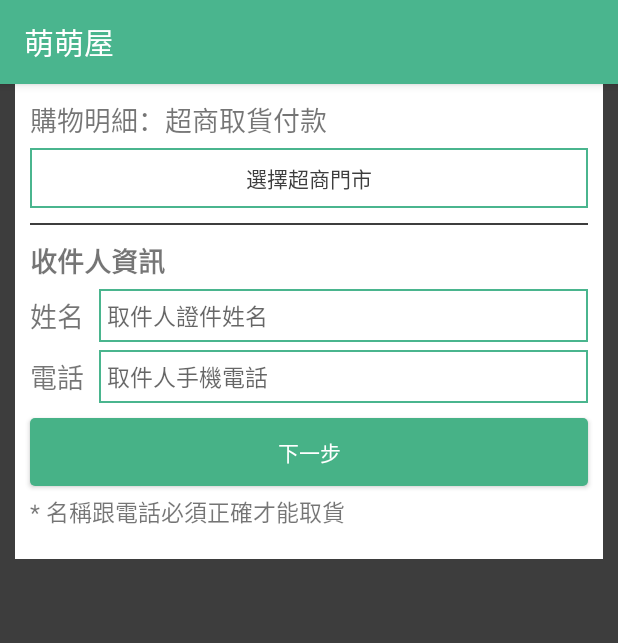
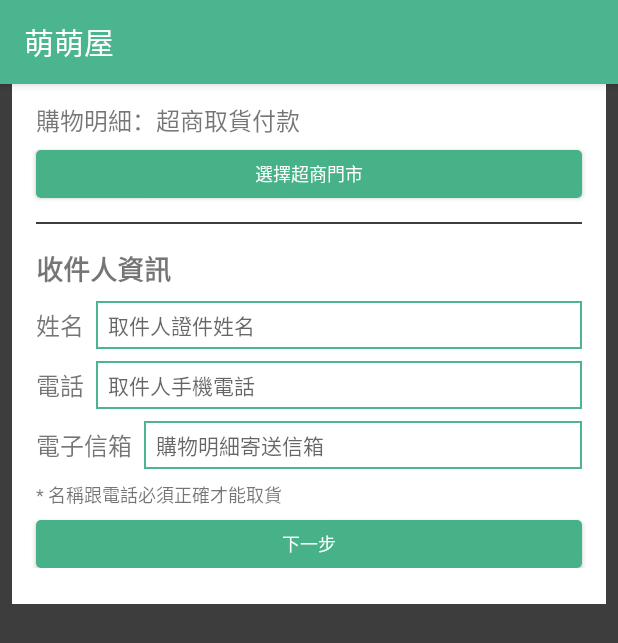
Before and after one commit to kosbrother/AndroidMongMong, an Android app: the fragment PurchaseFragment2 shown on its own in the app's theme, on a phone screen of 412 x 824 dp. Shown: the top 643 px of the screen. Run offline under Robolectric (Android 15) with nearby library versions, the phone set to English and light mode, and no system bars; 3 statements that could not run were skipped.

Commit message:
Modify purchase 2 layout

```diff
--- a/app/src/main/java/com/kosbrother/mongmongwoo/fragments/PurchaseFragment2.java
+++ b/app/src/main/java/com/kosbrother/mongmongwoo/fragments/PurchaseFragment2.java
@@ -49,6 +49,7 @@ public class PurchaseFragment2 extends Fragment {
                 ShoppingCarActivity activity = (ShoppingCarActivity) getActivity();
                 if ( activity.getOrder().getShippingStore() != null){
                     if ( !shippingNameEditText.getText().toString().equals("") && !shippingPhoneEditText.getText().toString().equals("")){
+                        // TODO: 2016/4/18 wait api to send email
                         activity.getOrder().setShippingName(shippingNameEditText.getText().toString());
                         activity.getOrder().setShippingPhone(shippingPhoneEditText.getText().toString());
                         activity.setPagerPostition(2);
--- a/app/src/main/res/layout/fragment_purchase2.xml
+++ b/app/src/main/res/layout/fragment_purchase2.xml
@@ -1,96 +1,94 @@
 <?xml version="1.0" encoding="utf-8"?>
 <LinearLayout xmlns:android="http://schemas.android.com/apk/res/android"
-    android:orientation="vertical" android:layout_width="match_parent"
+    android:layout_width="match_parent"
     android:layout_height="match_parent"
     android:background="@color/gray_background"
-    >
+    android:orientation="vertical">
 
     <ScrollView
         android:layout_width="match_parent"
         android:layout_height="wrap_content"
-        android:paddingBottom="20dp"
-        >
+        android:paddingBottom="20dp">
 
         <LinearLayout
             android:layout_width="match_parent"
             android:layout_height="wrap_content"
-            android:orientation="vertical"
-            android:layout_marginLeft="10dp"
-            android:layout_marginRight="10dp"
-            android:paddingBottom="20dp"
+            android:layout_marginLeft="8dp"
+            android:layout_marginRight="8dp"
             android:background="@color/white"
             android:descendantFocusability="beforeDescendants"
             android:focusableInTouchMode="true"
-            >
+            android:orientation="vertical"
+            android:paddingBottom="24dp">
 
             <TextView
                 android:layout_width="wrap_content"
                 android:layout_height="wrap_content"
+                android:layout_marginEnd="16dp"
+                android:layout_marginLeft="16dp"
+                android:layout_marginRight="16dp"
+                android:layout_marginStart="16dp"
+                android:layout_marginTop="12dp"
                 android:text="購物明細：超商取貨付款"
-                android:textSize="18dp"
-                android:layout_marginLeft="10dp"
-                android:layout_marginTop="10dp"
-                />
+                android:textSize="16sp" />
 
             <Button
                 android:id="@+id/select_store_button"
                 android:layout_width="match_parent"
-                android:layout_height="40dp"
+                android:layout_height="32dp"
+                android:layout_marginLeft="16dp"
+                android:layout_marginRight="16dp"
+                android:layout_marginTop="8dp"
+                android:background="@drawable/button_green_selector"
                 android:text="選擇超商門市"
-                android:layout_marginLeft="10dp"
-                android:layout_marginRight="10dp"
-                android:background="@drawable/edittext_selector"
-                android:textColor="@color/gray_background"
-                android:layout_marginTop="5dp"
-                />
+                android:textColor="@color/white"
+                android:textSize="12sp" />
 
-            <LinearLayout
+            <View
                 android:layout_width="match_parent"
                 android:layout_height="1dp"
-                android:background="@color/gray_background"
-                android:layout_marginLeft="10dp"
-                android:layout_marginRight="10dp"
-                android:layout_marginTop="10dp"
-                ></LinearLayout>
+                android:layout_marginLeft="16dp"
+                android:layout_marginRight="16dp"
+                android:layout_marginTop="16dp"
+                android:background="@color/gray_background" />
 
             <TextView
                 android:layout_width="wrap_content"
                 android:layout_height="wrap_content"
+                android:layout_marginLeft="16dp"
+                android:layout_marginRight="16dp"
+                android:layout_marginTop="16dp"
                 android:text="收件人資訊"
                 android:textSize="18dp"
-                android:layout_marginLeft="10dp"
-                android:layout_marginTop="10dp"
-                android:textStyle="bold"
-                />
+                android:textStyle="bold" />
 
 
             <LinearLayout
                 android:layout_width="match_parent"
                 android:layout_height="wrap_content"
-                android:orientation="horizontal"
+                android:layout_marginLeft="16dp"
+                android:layout_marginRight="16dp"
+                android:layout_marginTop="8dp"
                 android:gravity="center_vertical"
-                android:layout_marginTop="5dp"
-                >
+                android:orientation="horizontal">
 
                 <TextView
                     android:layout_width="wrap_content"
                     android:layout_height="wrap_content"
+                    android:layout_marginEnd="8dp"
+                    android:layout_marginRight="8dp"
                     android:text="姓名"
-                    android:layout_marginLeft="10dp"
-                    android:textSize="18dp"
-                    />
+                    android:textSize="16sp" />
 
                 <EditText
                     android:id="@+id/shipping_name_edit_text"
                     android:layout_width="match_parent"
-                    android:layout_height="35dp"
-                    android:layout_marginRight="10dp"
-                    android:layout_marginLeft="10dp"
-                    android:paddingLeft="5dp"
+                    android:layout_height="32dp"
+                    android:background="@drawable/edittext_selector"
                     android:hint="取件人證件姓名"
-                    android:background="@drawable/edittext_selector"
-                    android:textSize="15dp"
-                    />
+                    android:paddingLeft="8dp"
+                    android:paddingRight="8dp"
+                    android:textSize="14sp" />
 
             </LinearLayout>
 
@@ -98,55 +96,83 @@
             <LinearLayout
                 android:layout_width="match_parent"
                 android:layout_height="wrap_content"
-                android:orientation="horizontal"
+                android:layout_marginLeft="16dp"
+                android:layout_marginRight="16dp"
+                android:layout_marginTop="8dp"
                 android:gravity="center_vertical"
-                android:layout_marginTop="5dp"
-                >
+                android:orientation="horizontal">
 
                 <TextView
                     android:layout_width="wrap_content"
                     android:layout_height="wrap_content"
+                    android:layout_marginEnd="8dp"
+                    android:layout_marginRight="8dp"
                     android:text="電話"
-                    android:layout_marginLeft="10dp"
-                    android:textSize="18dp"
-                    />
+                    android:textSize="16sp" />
 
                 <EditText
                     android:id="@+id/shipping_phone_edit_text"
                     android:layout_width="match_parent"
-                    android:layout_height="35dp"
-                    android:layout_marginRight="10dp"
-                    android:layout_marginLeft="10dp"
-                    android:paddingLeft="5dp"
+                    android:layout_height="32dp"
+                    android:background="@drawable/edittext_selector"
                     android:hint="取件人手機電話"
-                    android:background="@drawable/edittext_selector"
-                    android:textSize="15dp"
                     android:inputType="phone"
-                    />
+                    android:paddingLeft="8dp"
+                    android:paddingRight="8dp"
+                    android:textSize="14sp" />
 
             </LinearLayout>
+
+            <LinearLayout
+                android:layout_width="match_parent"
+                android:layout_height="wrap_content"
+                android:layout_marginLeft="16dp"
+                android:layout_marginRight="16dp"
+                android:layout_marginTop="8dp"
+                android:gravity="center_vertical"
+                android:orientation="horizontal">
+
+                <TextView
+                    android:layout_width="wrap_content"
+                    android:layout_height="wrap_content"
+                    android:layout_marginEnd="8dp"
+                    android:layout_marginRight="8dp"
+                    android:text="電子信箱"
+                    android:textSize="16sp" />
+
+                <EditText
+                    android:id="@+id/shipping_email_edit_text"
+                    android:layout_width="match_parent"
+                    android:layout_height="32dp"
+                    android:background="@drawable/edittext_selector"
+                    android:hint="購物明細寄送信箱"
+                    android:inputType="textEmailAddress"
+                    android:paddingLeft="8dp"
+                    android:paddingRight="8dp"
+                    android:textSize="14sp" />
+
+            </LinearLayout>
+
+            <TextView
+                android:layout_width="match_parent"
+                android:layout_height="wrap_content"
+                android:layout_marginLeft="16dp"
+                android:layout_marginRight="16dp"
+                android:layout_marginTop="8dp"
+                android:text="* 名稱跟電話必須正確才能取貨"
+                android:textSize="12sp" />
 
             <Button
                 android:id="@+id/fragment2_next_button"
                 android:layout_width="match_parent"
-                android:layout_height="45dp"
+                android:layout_height="32dp"
+                android:layout_marginLeft="16dp"
+                android:layout_marginRight="16dp"
+                android:layout_marginTop="8dp"
+                android:background="@drawable/button_green_selector"
                 android:text="下一步"
-                android:layout_marginLeft="10dp"
-                android:layout_marginRight="10dp"
-                android:background="@drawable/button_green_selector"
                 android:textColor="@color/white"
-                android:layout_marginTop="10dp"
-                />
-
-            <TextView
-                android:layout_width="match_parent"
-                android:layout_height="wrap_content"
-                android:textSize="15dp"
-                android:text="* 名稱跟電話必須正確才能取貨"
-                android:layout_marginLeft="10dp"
-                android:layout_marginRight="10dp"
-                android:layout_marginTop="5dp"
-                />
+                android:textSize="12sp" />
 
         </LinearLayout>
 
```
